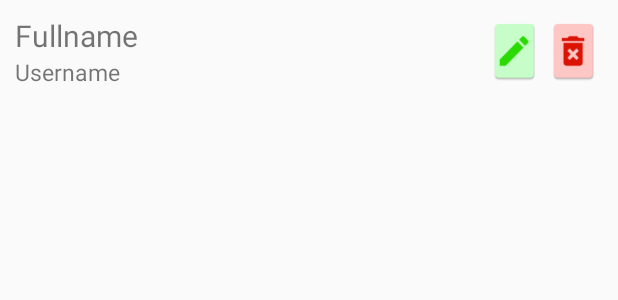
After one commit to bakanobaka/LogIN_Regitration_DB, an Android app: the layout adapter_users.xml on its own in the app's theme, with its tools: preview values and no code run, on a phone screen of 412 x 824 dp. The commit adds this screen. Shown: the top 300 px of the screen. Run offline under Robolectric (Android 15) with nearby library versions, the phone set to English and light mode, and no system bars.

Commit message:
added listview and delete from list

```diff
--- a/app/src/main/AndroidManifest.xml
+++ b/app/src/main/AndroidManifest.xml
@@ -9,7 +9,8 @@
         android:roundIcon="@mipmap/ic_launcher_round"
         android:supportsRtl="true"
         android:theme="@style/AppTheme">
-        <activity android:name=".Registration"></activity>
+        <activity android:name=".HomeActivity"></activity>
+        <activity android:name=".Registration" />
         <activity android:name=".MainActivity">
             <intent-filter>
                 <action android:name="android.intent.action.MAIN" />
--- a/app/src/main/res/layout/activity_main.xml
+++ b/app/src/main/res/layout/activity_main.xml
@@ -31,7 +31,7 @@
                 android:layout_width="match_parent"
                 android:layout_height="wrap_content"
                 android:hint="Username"
-                android:id="@+id/lnUsername"/>
+                android:id="@+id/etUsername"/>
 
         </com.google.android.material.textfield.TextInputLayout>
 
@@ -44,7 +44,7 @@
                 android:layout_width="match_parent"
                 android:layout_height="wrap_content"
                 android:hint="Password"
-                android:id="@+id/lnPassword"/>
+                android:id="@+id/etPassword"/>
 
         </com.google.android.material.textfield.TextInputLayout>
 
--- /dev/null
+++ b/app/src/main/res/layout/adapter_users.xml
@@ -0,0 +1,56 @@
+<?xml version="1.0" encoding="utf-8"?>
+<LinearLayout
+    xmlns:android="http://schemas.android.com/apk/res/android"
+    android:layout_width="match_parent"
+    android:layout_height="match_parent"
+    android:orientation="horizontal"
+    android:padding="10dp"
+    android:elevation="5dp">
+
+    <LinearLayout
+        android:layout_width="0dp"
+        android:layout_weight="0.8"
+        android:layout_height="wrap_content"
+        android:orientation="vertical">
+
+        <TextView
+            android:layout_width="match_parent"
+            android:layout_height="wrap_content"
+            android:text="Fullname"
+            android:id="@+id/tvFullname"
+            android:textSize="20dp"/>
+
+        <TextView
+            android:layout_width="match_parent"
+            android:layout_height="wrap_content"
+            android:text="Username"
+            android:id="@+id/tvUsername"
+            android:textSize="15dp"/>
+
+
+    </LinearLayout>
+
+    <LinearLayout
+        android:layout_width="0dp"
+        android:layout_weight="0.2"
+        android:layout_height="wrap_content"
+        android:orientation="horizontal">
+
+        <ImageView
+            android:layout_width="0dp"
+            android:layout_weight="1"
+            android:layout_height="wrap_content"
+            android:src="@mipmap/ic_edit"
+            android:id="@+id/ivEdit"/>
+
+        <ImageView
+            android:layout_width="0dp"
+            android:layout_weight="1"
+            android:layout_height="wrap_content"
+            android:src="@mipmap/ic_delete"
+            android:id="@+id/ivDelete"/>
+
+
+    </LinearLayout>
+
+</LinearLayout>
```
Also changed, not shown: app/src/main/java/mulawan/com/HomeActivity.java (added, +84 -0 lines), app/src/main/java/mulawan/com/MainActivity.java (+16 -18 lines), app/src/main/java/mulawan/com/STIdb.java (+32 -10 lines), app/src/main/res/layout/activity_home.xml (added, +14 -0 lines), app/src/main/ic_delete-web.png (added), app/src/main/ic_edit-web.png (added), app/src/main/res/mipmap-hdpi/ic_delete.png (added), app/src/main/res/mipmap-hdpi/ic_edit.png (added), app/src/main/res/mipmap-mdpi/ic_delete.png (added), app/src/main/res/mipmap-mdpi/ic_edit.png (added), app/src/main/res/mipmap-xhdpi/ic_delete.png (added), app/src/main/res/mipmap-xhdpi/ic_edit.png (added), app/src/main/res/mipmap-xxhdpi/ic_delete.png (added), app/src/main/res/mipmap-xxhdpi/ic_edit.png (added), 2 more files.
